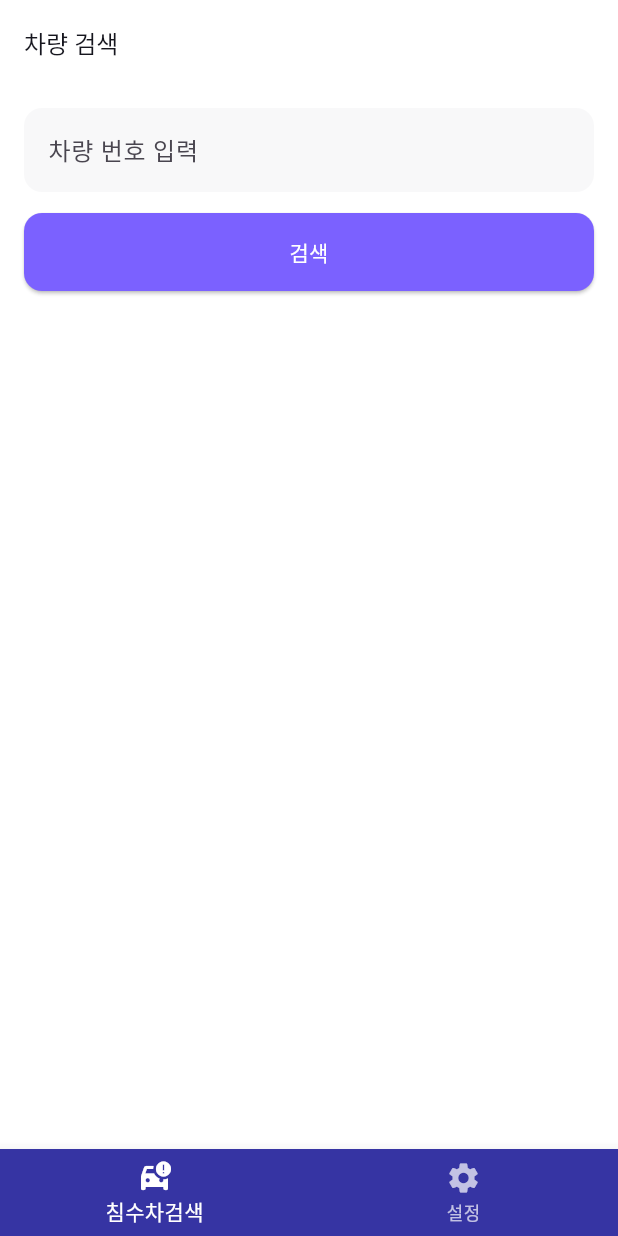
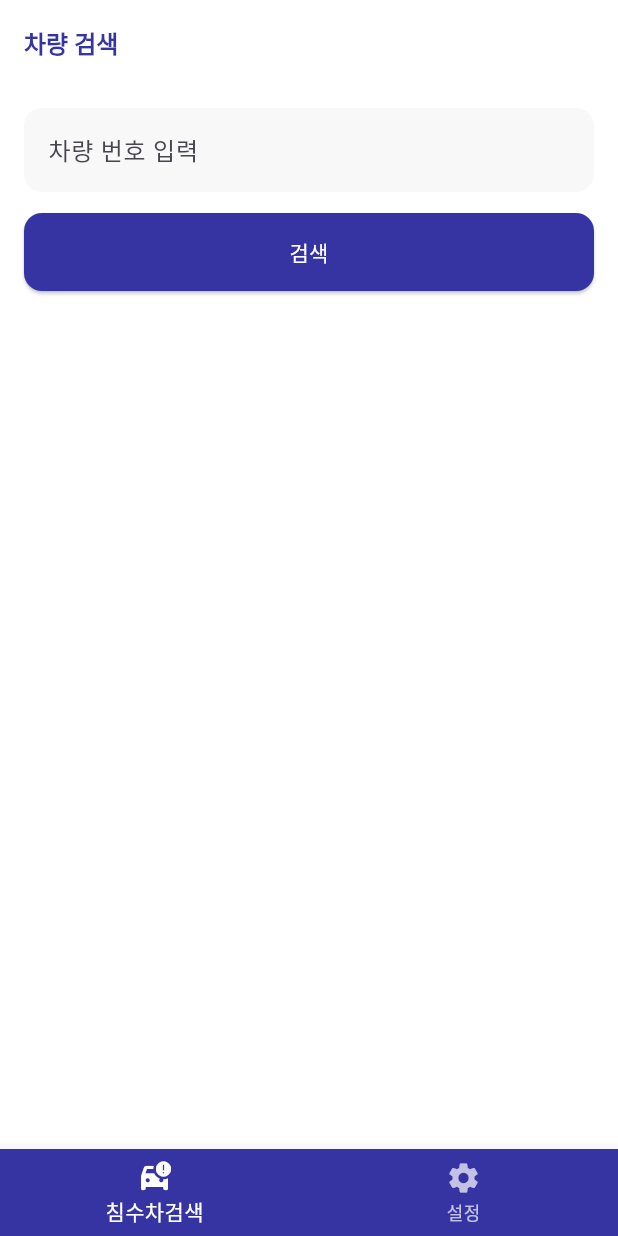
Before and after one commit to EunhoKim98/carNum_Project, a Flutter app: the screen it shows after launch, on a phone screen of 412 x 824 dp. Run offline on Flutter 3.47's test engine with Material 3 defaults, Android fonts, the phone set to English and light mode, and no system bars; our stand-ins replace flutter_svg, form_field_validator; missing offline and left inert: cupertino_setting_control; Roboto replaces fonts that are missing (Plus Jakarta).

Commit message:
Update car_search_screen.dart

```diff
--- a/car/lib/views/car_search_screen.dart
+++ b/car/lib/views/car_search_screen.dart
@@ -17,9 +17,8 @@ class _CarSearchScreenState extends State<CarSearchScreen> {
   CarModel? _carModel;
 
   Future<CarModel?> searchCar(String carNum) async {
-    // String url = 'http://127.0.0.1:5000/api/cars?carNum=
-    String url = 'http://54.180.109.207:500'
-        '0/api/cars?carNum=$carNum';
+    String url = 'http://127.0.0.1:5000/api/cars?carNum=$carNum';
+    // String url = 'http://54.180.109.207:5000/api/cars?carNum=$carNum';
 
     try {
       var response = await http.get(Uri.parse(url));
@@ -43,7 +42,13 @@ class _CarSearchScreenState extends State<CarSearchScreen> {
   Widget build(BuildContext context) {
     return Scaffold(
       appBar: AppBar(
-        title: Text('차량 검색'),
+        title: Text(
+          '차량 검색',
+          style: TextStyle(
+            fontWeight: FontWeight.bold,
+            color: Color.fromARGB(255, 54, 52, 163),
+          ),
+        ),
       ),
       body: Padding(
         padding: const EdgeInsets.all(16.0),
@@ -62,9 +67,6 @@ class _CarSearchScreenState extends State<CarSearchScreen> {
                   }
                   return null;
                 },
-                onChanged: (value) {
-                  // 차량 번호가 변경될 때 수행할 작업 (필요시)
-                },
               ),
               Padding(
                 padding: EdgeInsets.all(7.0),
@@ -78,24 +80,75 @@ class _CarSearchScreenState extends State<CarSearchScreen> {
                       setState(() {
                         _carModel = car;
                       });
-
-                      if (_carModel != null) {
-                        print('차량 정보: ${_carModel!.acdnKindNm}');
-                      } else {
-                        print('차량을 찾을 수 없습니다.');
-                        // 화면상에 띄어줘야함
-                      }
                     });
                   }
                 },
                 child: Text('검색'),
+                style: ElevatedButton.styleFrom(
+                  backgroundColor: Color.fromARGB(255, 54, 52, 163), // 배경색 설정
+                ),
               ),
-              if (_carModel != null)
-                Padding(
-                  padding: const EdgeInsets.only(top: 20.0),
-                  child: SearchResult(),
-                    // Text 말고 다른걸로 띄어주고 싶음
-                  ),
+              SizedBox(height: 30),
+              // 차량 정보를 표로 보여주는 부분
+              if (_carModel != null) ...[
+                DataTable(
+                  columns: [
+                    DataColumn(
+                      label: Container(
+                        child: Text(
+                          '사고수준',
+                          textAlign: TextAlign.center, // 가운데 정렬
+                        ),
+                      ),
+                    ),
+                    DataColumn(
+                      label: Container(
+                        child: Text(
+                          '사고날짜',
+                          textAlign: TextAlign.center, // 가운데 정렬
+                        ),
+                      ),
+                    ),
+                    DataColumn(
+                      label: Container(
+                        child: Text(
+                          '차량번호',
+                          textAlign: TextAlign.center, // 가운데 정렬
+                        ),
+                      ),
+                    ),
+                  ],
+                  rows: [
+                    DataRow(cells: [
+                      DataCell(
+                        Container(
+                          alignment: Alignment.center, // 가운데 정렬
+                          child: Text(_carModel!.acdnKindNm),
+                        ),
+                      ),
+                      DataCell(
+                        Container(
+                          alignment: Alignment.center, // 가운데 정렬
+                          child: Text(_carModel!.acdnOccrDtm),
+                        ),
+                      ),
+                      DataCell(
+                        Container(
+                          alignment: Alignment.center, // 가운데 정렬
+                          child: Text(_carModel!.nowVhclNo),
+                        ),
+                      ),
+                    ]),
+                  ],
+                ),
+                // 추가적인 아이콘 또는 메시지 표시
+                Container(padding: EdgeInsets.all(16),),
+                Icon(Icons.car_crash, color: Color.fromARGB(255, 0, 122, 255), size: 150,),
+                Text("침 수 차 량", style: TextStyle(color: Color.fromARGB(255, 0, 122, 255), fontSize: 20),),
+              ] else if (_carModel == null && _carNum != null) ...[
+                Icon(Icons.gpp_good, color: Color.fromARGB(255, 0, 122, 255), size: 150,),
+                Text("침수 이력이 없습니다.", style: TextStyle(color: Color.fromARGB(255, 0, 122, 255), fontSize: 20),),
+              ],
             ],
           ),
         ),
@@ -138,6 +191,11 @@ class SearchForm extends StatelessWidget {
       decoration: InputDecoration(
         labelText: '차량 번호 입력',
         border: OutlineInputBorder(),
+        focusedBorder: OutlineInputBorder(
+          borderSide: BorderSide(
+            color: Color.fromARGB(255, 54, 52, 163), // 포커스 시 색상
+          ),
+        ),
       ),
     );
   }
```
